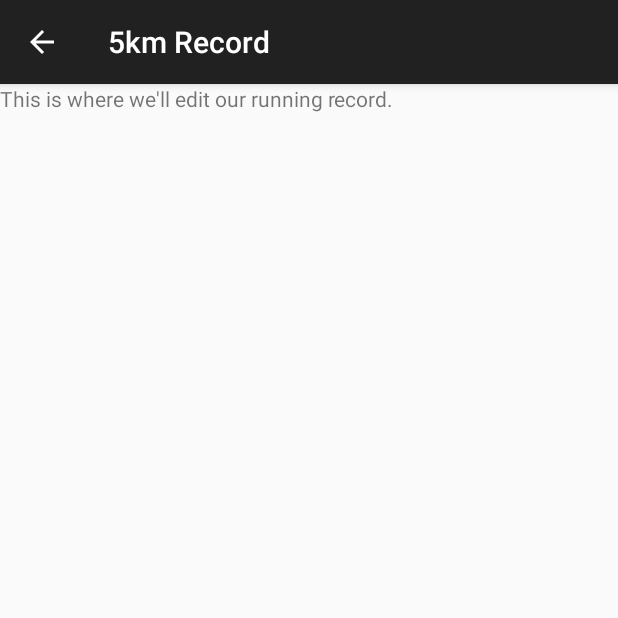
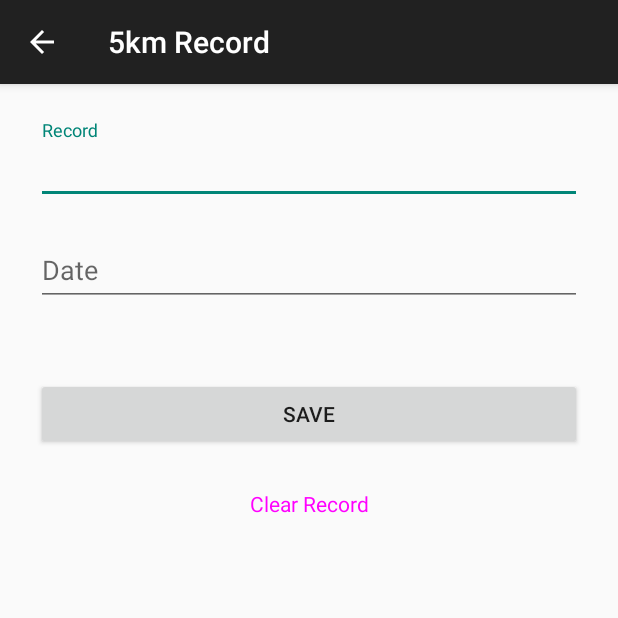
Before and after one commit to gaurav-afk/Record-Keeper, an Android app: the screen it shows after launch (EditRunningRecordActivity), after a tap on "5km", on a phone screen of 412 x 824 dp, the top half of it. Run offline under Robolectric (Android 15) with nearby library versions, the phone set to English and light mode, and no system bars; 1 statement that could not run was skipped.

Commit message:
UX, edit page done

```diff
--- a/app/build.gradle.kts
+++ b/app/build.gradle.kts
@@ -46,6 +46,7 @@ dependencies {
     implementation("com.google.android.material:material:1.11.0")
     implementation("androidx.constraintlayout:constraintlayout:2.1.4")
     implementation("androidx.fragment:fragment-ktx:1.6.2")
+    implementation("androidx.preference:preference-ktx:1.1.1")
 
     testImplementation("junit:junit:4.13.2")
     androidTestImplementation("androidx.test.ext:junit:1.1.5")
--- a/app/src/main/AndroidManifest.xml
+++ b/app/src/main/AndroidManifest.xml
@@ -15,10 +15,10 @@
         <activity
             android:theme="@style/Theme.AppCompat.DayNight.DarkActionBar"
             android:parentActivityName=".MainActivity"
-            android:name=".EditCyclingRecordActivity"
+            android:name=".cycling.EditCyclingRecordActivity"
             android:exported="false" />
         <activity
-            android:name=".EditRunningRecordActivity"
+            android:name=".running.EditRunningRecordActivity"
             android:exported="false"
             android:parentActivityName=".MainActivity"
             android:theme="@style/Theme.AppCompat.DayNight.DarkActionBar" />
--- a/app/src/main/java/com/example/recordkeeper/EditRunningRecordActivity.kt
+++ /dev/null
@@ -1,19 +0,0 @@
-package com.example.recordkeeper
-
-import androidx.appcompat.app.AppCompatActivity
-import android.os.Bundle
-import com.example.recordkeeper.databinding.ActivityEditRunningRecordBinding
-import com.example.recordkeeper.databinding.FragmentCyclingBinding
-
-class EditRunningRecordActivity : AppCompatActivity() {
-
-    private lateinit var binding: ActivityEditRunningRecordBinding
-    override fun onCreate(savedInstanceState: Bundle?) {
-        super.onCreate(savedInstanceState)
-        binding = ActivityEditRunningRecordBinding.inflate(layoutInflater)
-        setContentView(binding.root)
-
-        var distance = intent.getStringExtra("distance").toString()
-        title = "$distance Record"
-    }
-}
--- a/app/src/main/java/com/example/recordkeeper/MainActivity.kt
+++ b/app/src/main/java/com/example/recordkeeper/MainActivity.kt
@@ -2,15 +2,14 @@ package com.example.recordkeeper
 
 import androidx.appcompat.app.AppCompatActivity
 import android.os.Bundle
-import android.text.TextUtils.replace
-import android.util.Log
 import android.view.LayoutInflater
 import android.view.Menu
 import android.view.MenuItem
-import android.view.View
 import android.widget.Toast
 import androidx.fragment.app.commit
+import com.example.recordkeeper.cycling.CyclingFragment
 import com.example.recordkeeper.databinding.ActivityMainBinding
+import com.example.recordkeeper.running.RunningFragment
 
 class MainActivity : AppCompatActivity() {
 
--- a/app/src/main/java/com/example/recordkeeper/CyclingFragment.kt
+++ b/app/src/main/java/com/example/recordkeeper/cycling/CyclingFragment.kt
@@ -1,4 +1,4 @@
-package com.example.recordkeeper
+package com.example.recordkeeper.cycling
 
 import android.content.Intent
 import android.os.Bundle
--- a/app/src/main/java/com/example/recordkeeper/EditCyclingRecordActivity.kt
+++ b/app/src/main/java/com/example/recordkeeper/cycling/EditCyclingRecordActivity.kt
@@ -1,7 +1,8 @@
-package com.example.recordkeeper
+package com.example.recordkeeper.cycling
 
 import androidx.appcompat.app.AppCompatActivity
 import android.os.Bundle
+import com.example.recordkeeper.R
 
 class EditCyclingRecordActivity : AppCompatActivity() {
     override fun onCreate(savedInstanceState: Bundle?) {
--- /dev/null
+++ b/app/src/main/java/com/example/recordkeeper/running/EditRunningRecordActivity.kt
@@ -0,0 +1,52 @@
+package com.example.recordkeeper.running
+
+import android.content.Context
+import android.os.Build.VERSION_CODES.P
+import androidx.appcompat.app.AppCompatActivity
+import android.os.Bundle
+import android.preference.PreferenceManager
+import androidx.core.content.edit
+import androidx.preference.Preference
+import com.example.recordkeeper.databinding.ActivityEditRunningRecordBinding
+
+class EditRunningRecordActivity : AppCompatActivity() {
+
+    private lateinit var binding: ActivityEditRunningRecordBinding
+    override fun onCreate(savedInstanceState: Bundle?) {
+        super.onCreate(savedInstanceState)
+        binding = ActivityEditRunningRecordBinding.inflate(layoutInflater)
+        setContentView(binding.root)
+
+        val distance = intent.getStringExtra("distance")
+        title = "$distance Record"
+
+        displayRecord(distance)
+        binding.buttonSave.setOnClickListener {
+            saveRecord(distance)
+            finish()
+        }
+
+        binding.buttonDelete.setOnClickListener {
+
+        }
+    }
+
+    fun displayRecord(distance: String?) {
+        val runningPreferences = getSharedPreferences("running", Context.MODE_PRIVATE)
+        binding.editTextRecord.setText(runningPreferences.getString("$distance record", null))
+        binding.editTextDate.setText(runningPreferences.getString("$distance date", null))
+    }
+
+    private fun saveRecord(distance: String?) {
+        val record = binding.editTextRecord.text.toString()
+        val date = binding.editTextDate.text.toString()
+
+        val runningPreferences = getSharedPreferences("running", Context.MODE_PRIVATE)
+
+        runningPreferences.edit {
+            putString("$distance record", record)
+            putString("$distance date", date)
+            apply()
+        }
+    }
+}
--- a/app/src/main/java/com/example/recordkeeper/RunningFragment.kt
+++ b/app/src/main/java/com/example/recordkeeper/running/RunningFragment.kt
@@ -1,13 +1,13 @@
-package com.example.recordkeeper
+package com.example.recordkeeper.running
 
 import android.content.Context
 import android.content.Intent
+import android.content.SharedPreferences
 import android.os.Bundle
 import android.view.LayoutInflater
 import android.view.View
 import android.view.ViewGroup
 import androidx.fragment.app.Fragment
-import com.example.recordkeeper.databinding.FragmentCyclingBinding
 import com.example.recordkeeper.databinding.FragmentRunningBinding
 
 class RunningFragment:Fragment() {
@@ -26,13 +26,30 @@ class RunningFragment:Fragment() {
         super.onViewCreated(view, savedInstanceState)
         setUpClickListener()
     }
+    override fun onResume() {
+        super.onResume()
+        displayRecords()
+    }
 
     private fun setUpClickListener(){
 
         binding.container5km.setOnClickListener{ launchRunningRecordScreen(distance = "5km") }
         binding.container10km.setOnClickListener{ launchRunningRecordScreen(distance = "10km") }
-        binding.containerHalfMarathon.setOnClickListener{ launchRunningRecordScreen(distance = "Half-Marathon") }
+        binding.containerHalfMarathon.setOnClickListener{ launchRunningRecordScreen(distance = "Half Marathon") }
         binding.containerMarathon.setOnClickListener{ launchRunningRecordScreen(distance = "Marathon") }
+    }
+
+    private fun displayRecords(){
+        val runningPreferences: SharedPreferences = requireContext().getSharedPreferences("running", Context.MODE_PRIVATE)
+
+        binding.textView5kmRecord.text = runningPreferences.getString("5km record", null)
+        binding.textView5KmDate.text = runningPreferences.getString("5km date", null)
+        binding.textView10kmRecord.text = runningPreferences.getString("10km record", null)
+        binding.textView10kmDate.text = runningPreferences.getString("10km date", null)
+        binding.textViewHalfMarathonRecord.text = runningPreferences.getString("Half Marathon record", null)
+        binding.textViewHalfMarathonDate.text = runningPreferences.getString("Half Marathon date", null)
+        binding.textViewMarathonRecord.text = runningPreferences.getString("Marathon record", null)
+        binding.textViewMarathonDate.text = runningPreferences.getString("Marathon date", null)
     }
 
     private fun launchRunningRecordScreen(distance: String) {
--- a/app/src/main/res/layout/activity_edit_cycling_record.xml
+++ b/app/src/main/res/layout/activity_edit_cycling_record.xml
@@ -4,7 +4,7 @@
     xmlns:tools="http://schemas.android.com/tools"
     android:layout_width="match_parent"
     android:layout_height="match_parent"
-    tools:context=".EditCyclingRecordActivity">
+    tools:context=".cycling.EditCyclingRecordActivity">
 
     <TextView
         android:layout_width="wrap_content"
--- a/app/src/main/res/layout/activity_edit_running_record.xml
+++ b/app/src/main/res/layout/activity_edit_running_record.xml
@@ -4,14 +4,58 @@
     xmlns:tools="http://schemas.android.com/tools"
     android:layout_width="match_parent"
     android:layout_height="match_parent"
-    tools:context=".EditRunningRecordActivity">
+    android:padding="24dp"
+    tools:context=".running.EditRunningRecordActivity">
 
-    <TextView
-        android:layout_width="wrap_content"
+    <com.google.android.material.textfield.TextInputLayout
+        android:id="@+id/text_input_record"
+        android:layout_width="match_parent"
         android:layout_height="wrap_content"
-        app:layout_constraintTop_toTopOf="parent"
-        app:layout_constraintStart_toStartOf="parent"
-        android:text="This is where we'll edit our running record."
-        />
+        android:hint="@string/record_field_hint"
+        app:layout_constraintTop_toTopOf="parent">
+
+        <com.google.android.material.textfield.TextInputEditText
+            android:id="@+id/edit_text_record"
+            android:layout_width="match_parent"
+            android:layout_height="wrap_content"
+            tools:text="24:45" />
+
+    </com.google.android.material.textfield.TextInputLayout>
+
+    <com.google.android.material.textfield.TextInputLayout
+        android:id="@+id/text_input_date"
+        android:layout_width="match_parent"
+        android:layout_height="wrap_content"
+        android:layout_marginTop="12dp"
+        android:hint="@string/date_field_hint"
+        app:layout_constraintTop_toBottomOf="@id/text_input_record">
+
+        <com.google.android.material.textfield.TextInputEditText
+            android:id="@+id/edit_text_date"
+            android:layout_width="match_parent"
+            android:layout_height="wrap_content"
+            tools:text="5th January 2023"
+            tools:layout_editor_absoluteX="33dp" />
+
+    </com.google.android.material.textfield.TextInputLayout>
+
+    <Button
+        android:id="@+id/button_save"
+        android:layout_width="match_parent"
+        android:layout_height="wrap_content"
+        android:layout_marginTop="48dp"
+        android:text="@string/save_button_text"
+        app:layout_constraintTop_toBottomOf="@id/text_input_date"/>
+
+    <Button
+        android:id="@+id/button_delete"
+        style="@style/Widget.Material3.Button.OutlinedButton"
+        android:layout_width="match_parent"
+        android:layout_height="wrap_content"
+        android:layout_marginTop="12dp"
+        android:textSize="14sp"
+        android:text="@string/clear_record_button_text"
+        app:layout_constraintTop_toBottomOf="@id/button_save" />
+
 
 </androidx.constraintlayout.widget.ConstraintLayout>
--- a/app/src/main/res/layout/activity_main.xml
+++ b/app/src/main/res/layout/activity_main.xml
@@ -10,7 +10,7 @@
         android:id="@+id/frame_content"
         android:layout_width="0dp"
         android:layout_height="0dp"
-        android:name="com.example.recordkeeper.RunningFragment"
+        android:name="com.example.recordkeeper.running.RunningFragment"
         app:layout_constraintTop_toTopOf="parent"
         app:layout_constraintEnd_toEndOf="parent"
         app:layout_constraintStart_toStartOf="parent"
--- a/app/src/main/res/layout/fragment_running.xml
+++ b/app/src/main/res/layout/fragment_running.xml
@@ -62,7 +62,7 @@
                 android:padding="12dp">
 
                 <TextView
-                    android:id="@+id/text_view_5km_value"
+                    android:id="@+id/text_view_5km_Value"
                     android:layout_width="wrap_content"
                     android:layout_height="wrap_content"
                     android:fontFamily="sans-serif"
@@ -73,6 +73,7 @@
                     app:layout_constraintTop_toTopOf="parent" />
 
                 <TextView
+                    android:id="@+id/text_view_5km_record"
                     android:layout_width="wrap_content"
                     android:layout_height="wrap_content"
                     android:fontFamily="sans-serif-light"
@@ -83,6 +84,7 @@
                     tools:text="22:04" />
 
                 <TextView
+                    android:id="@+id/text_view_5Km_date"
                     android:layout_width="wrap_content"
                     android:layout_height="wrap_content"
                     android:layout_marginTop="16dp"
@@ -90,7 +92,7 @@
                     tools:text="17/01/2024"
                     android:textSize="14sp"
                     app:layout_constraintEnd_toEndOf="parent"
-                    app:layout_constraintTop_toBottomOf="@id/text_view_5km_value" />
+                    app:layout_constraintTop_toBottomOf="@id/text_view_5km_record" />
 
 
             </androidx.constraintlayout.widget.ConstraintLayout>
@@ -121,6 +123,7 @@
                     app:layout_constraintTop_toTopOf="parent" />
 
                 <TextView
+                    android:id="@+id/text_view_10km_record"
                     android:layout_width="wrap_content"
                     android:layout_height="wrap_content"
                     android:fontFamily="sans-serif-light"
@@ -131,6 +134,7 @@
                     tools:text="22:04" />
 
                 <TextView
+                    android:id="@+id/text_view_10km_date"
                     android:layout_width="wrap_content"
                     android:layout_height="wrap_content"
                     android:layout_marginTop="16dp"
@@ -169,6 +173,7 @@
                     app:layout_constraintTop_toTopOf="parent" />
 
                 <TextView
+                    android:id="@+id/text_view_half_Marathon_record"
                     android:layout_width="wrap_content"
                     android:layout_height="wrap_content"
                     android:fontFamily="sans-serif-light"
@@ -179,6 +184,7 @@
                     tools:text="22:04" />
 
                 <TextView
+                    android:id="@+id/text_view_half_marathon_date"
                     android:layout_width="wrap_content"
                     android:layout_height="wrap_content"
                     android:layout_marginTop="16dp"
@@ -218,6 +224,7 @@
                     app:layout_constraintTop_toTopOf="parent" />
 
                 <TextView
+                    android:id="@+id/text_view_marathon_record"
                     android:layout_width="wrap_content"
                     android:layout_height="wrap_content"
                     android:fontFamily="sans-serif-light"
@@ -228,6 +235,7 @@
                     tools:text="22:04" />
 
                 <TextView
+                    android:id="@+id/text_view_marathon_date"
                     android:layout_width="wrap_content"
                     android:layout_height="wrap_content"
                     android:layout_marginTop="16dp"
--- a/app/src/main/res/values/strings.xml
+++ b/app/src/main/res/values/strings.xml
@@ -14,4 +14,8 @@
     <string name="reset_running_records">Reset Running Records</string>
     <string name="reset_cycling_records">Reset Cycling Records</string>
     <string name="reset_all_records">Reset All Records</string>
+    <string name="record_field_hint">Record</string>
+    <string name="date_field_hint">Date</string>
+    <string name="clear_record_button_text">Clear Record</string>
+    <string name="save_button_text">Save</string>
 </resources>
```
